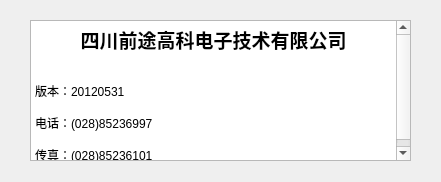
Qt form Dialog/dlgabout.ui (Anne081031/WinParkUI) before a commit.
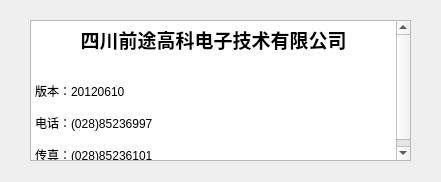
The same form after that commit.

```diff
--- a/Dialog/dlgabout.ui
+++ b/Dialog/dlgabout.ui
@@ -45,7 +45,7 @@
 &lt;p align=&quot;center&quot; style=&quot; margin-top:0px; margin-bottom:0px; margin-left:0px; margin-right:0px; -qt-block-indent:0; text-indent:0px;&quot;&gt;&lt;span style=&quot; font-size:14pt; font-weight:600;&quot;&gt;四川前途高科电子技术有限公司&lt;/span&gt;&lt;/p&gt;
 &lt;p style=&quot;-qt-paragraph-type:empty; margin-top:0px; margin-bottom:0px; margin-left:0px; margin-right:0px; -qt-block-indent:0; text-indent:0px;&quot;&gt;&lt;/p&gt;
 &lt;p style=&quot;-qt-paragraph-type:empty; margin-top:0px; margin-bottom:0px; margin-left:0px; margin-right:0px; -qt-block-indent:0; text-indent:0px;&quot;&gt;&lt;/p&gt;
-&lt;p style=&quot; margin-top:0px; margin-bottom:0px; margin-left:0px; margin-right:0px; -qt-block-indent:0; text-indent:0px;&quot;&gt;版本：20120531&lt;/p&gt;
+&lt;p style=&quot; margin-top:0px; margin-bottom:0px; margin-left:0px; margin-right:0px; -qt-block-indent:0; text-indent:0px;&quot;&gt;版本：20120610&lt;/p&gt;
 &lt;p style=&quot;-qt-paragraph-type:empty; margin-top:0px; margin-bottom:0px; margin-left:0px; margin-right:0px; -qt-block-indent:0; text-indent:0px;&quot;&gt;&lt;/p&gt;
 &lt;p style=&quot; margin-top:0px; margin-bottom:0px; margin-left:0px; margin-right:0px; -qt-block-indent:0; text-indent:0px;&quot;&gt;电话：(028)85236997&lt;/p&gt;
 &lt;p style=&quot;-qt-paragraph-type:empty; margin-top:0px; margin-bottom:0px; margin-left:0px; margin-right:0px; -qt-block-indent:0; text-indent:0px;&quot;&gt;&lt;/p&gt;
```
